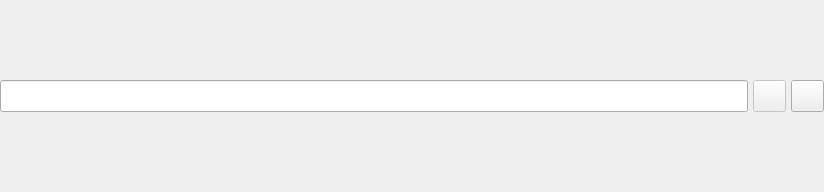
The window that libs/libgui/ui/widgets/objectselectorwidget.ui (maniac787/pgmodeler) describes before a commit, drawn with Qt 5.
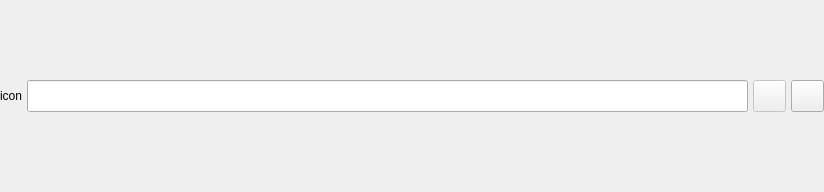
The same window after the commit. Icons and pictures are not drawn.

Commit message: Refactor ObjectSelectorWidget to show object icon

Patch:
```diff
--- a/libs/libgui/ui/widgets/objectselectorwidget.ui
+++ b/libs/libgui/ui/widgets/objectselectorwidget.ui
@@ -50,7 +50,23 @@
    <property name="spacing">
     <number>5</number>
    </property>
-   <item row="0" column="2">
+   <item row="0" column="1">
+    <widget class="QLineEdit" name="obj_name_edt">
+     <property name="sizePolicy">
+      <sizepolicy hsizetype="Expanding" vsizetype="Preferred">
+       <horstretch>0</horstretch>
+       <verstretch>0</verstretch>
+      </sizepolicy>
+     </property>
+     <property name="focusPolicy">
+      <enum>Qt::FocusPolicy::NoFocus</enum>
+     </property>
+     <property name="readOnly">
+      <bool>true</bool>
+     </property>
+    </widget>
+   </item>
+   <item row="0" column="3">
     <widget class="QToolButton" name="sel_object_tb">
      <property name="sizePolicy">
       <sizepolicy hsizetype="Preferred" vsizetype="Fixed">
@@ -85,7 +101,7 @@
      </property>
     </widget>
    </item>
-   <item row="0" column="1">
+   <item row="0" column="2">
     <widget class="QToolButton" name="rem_object_tb">
      <property name="enabled">
       <bool>false</bool>
@@ -124,19 +140,34 @@
     </widget>
    </item>
    <item row="0" column="0">
-    <widget class="QLineEdit" name="obj_name_edt">
+    <widget class="QLabel" name="obj_icon_lbl">
      <property name="sizePolicy">
-      <sizepolicy hsizetype="Expanding" vsizetype="Preferred">
+      <sizepolicy hsizetype="Fixed" vsizetype="Fixed">
        <horstretch>0</horstretch>
        <verstretch>0</verstretch>
       </sizepolicy>
      </property>
-     <property name="focusPolicy">
-      <enum>Qt::FocusPolicy::NoFocus</enum>
+     <property name="maximumSize">
+      <size>
+       <width>32</width>
+       <height>32</height>
+      </size>
      </property>
-     <property name="readOnly">
+     <property name="frameShape">
+      <enum>QFrame::Shape::NoFrame</enum>
+     </property>
+     <property name="frameShadow">
+      <enum>QFrame::Shadow::Plain</enum>
+     </property>
+     <property name="text">
+      <string>icon</string>
+     </property>
+     <property name="scaledContents">
       <bool>true</bool>
      </property>
+     <property name="alignment">
+      <set>Qt::AlignmentFlag::AlignCenter</set>
+     </property>
     </widget>
    </item>
   </layout>
```
The commit also changes 1 other file.
